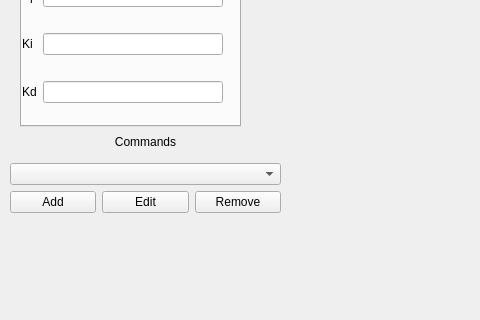
First picture: the form in ui/mainwindow.ui, repository BohdanMytnyk/neurocontroller, before the edit; both pictures show x 0 to 480 and y 514 to 834 of the 800 by 834 pixel window.
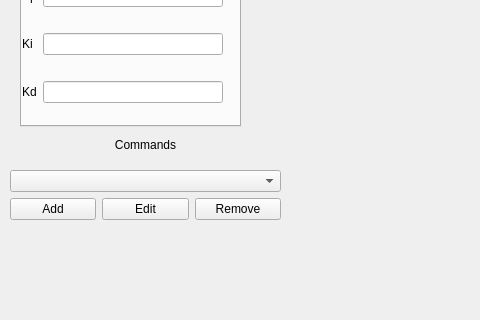
Second picture: the form after the edit.

Patch:
```diff
--- a/ui/mainwindow.ui
+++ b/ui/mainwindow.ui
@@ -407,7 +407,7 @@
       <x>10</x>
       <y>640</y>
       <width>271</width>
-      <height>87</height>
+      <height>94</height>
      </rect>
     </property>
     <layout class="QVBoxLayout" name="commands_verticalLayout">
```
Left out of the diff: 2 changed lines with no effect on the pictures.
